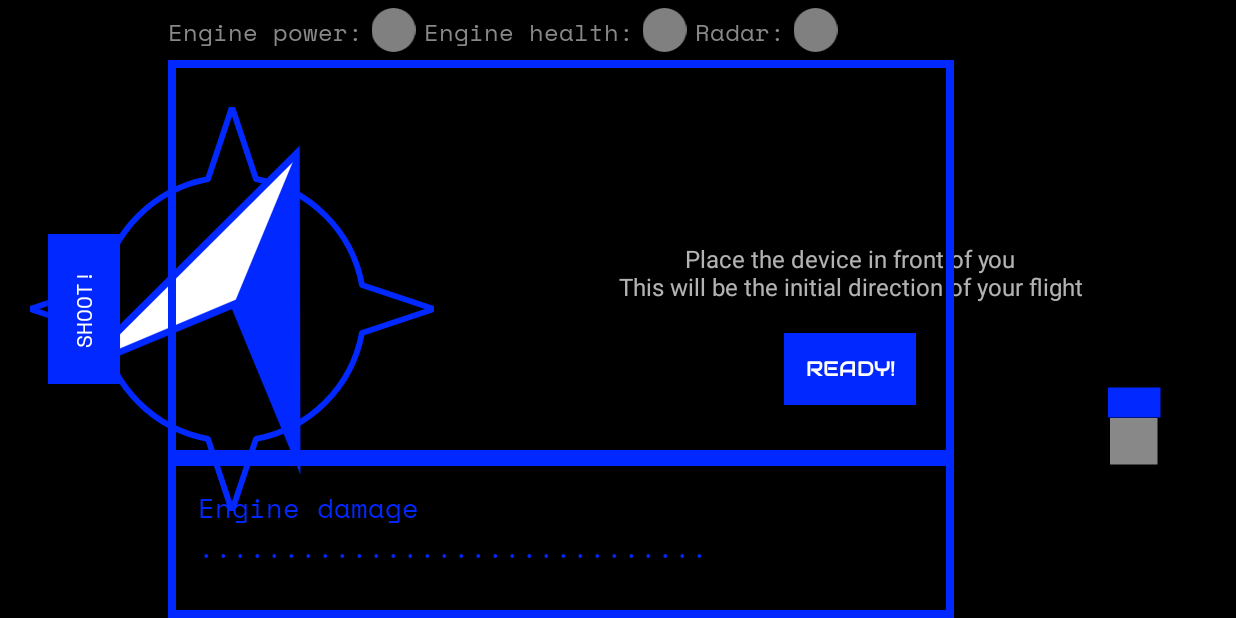
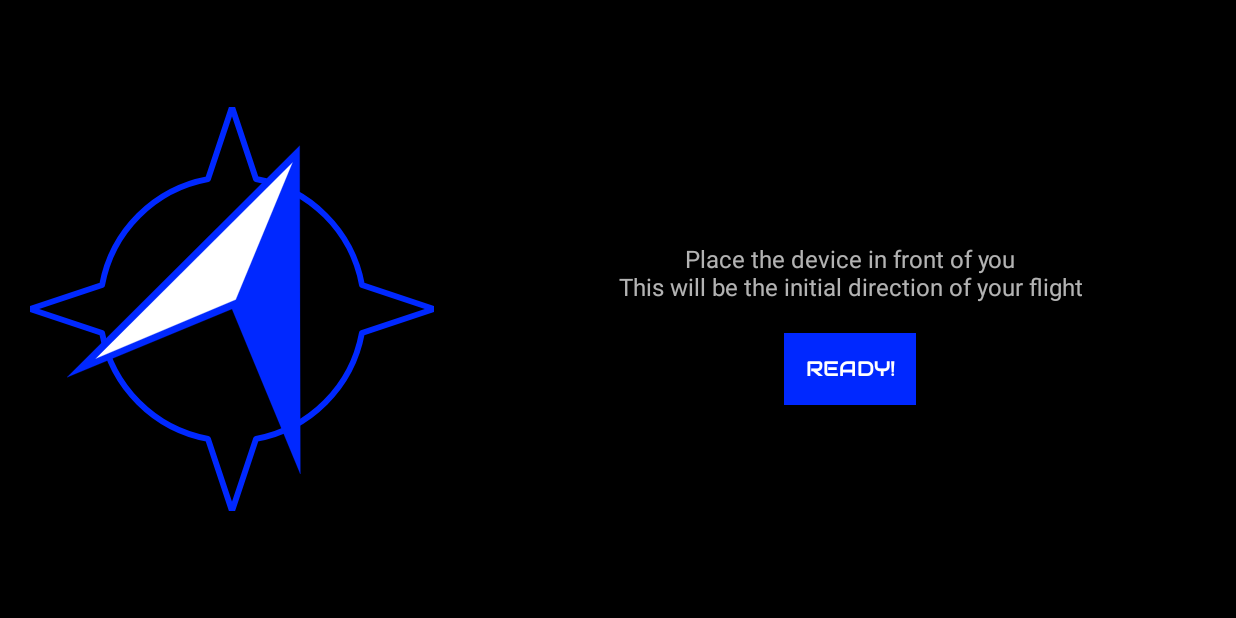
Before and after one commit to jjaworska/Stellar-Surfers-Controller, an Android app: the GameActivity screen opened directly, with no data from a screen before it, on a phone screen of 824 x 412 dp (held sideways). Run offline under Robolectric (Android 15) with nearby library versions, the light colour scheme and no system bars; our stand-ins replace data binding; 5 statements that could not run were skipped.

Commit message:
quick fix

```diff
--- a/app/src/main/res/layout/activity_game.xml
+++ b/app/src/main/res/layout/activity_game.xml
@@ -44,7 +44,7 @@
 
         <LinearLayout
             android:id="@+id/controls"
-            android:visibility="visible"
+            android:visibility="invisible"
             android:layout_width="match_parent"
             android:layout_height="match_parent"
             tools:context=".SetupConnectionActivity"
```
